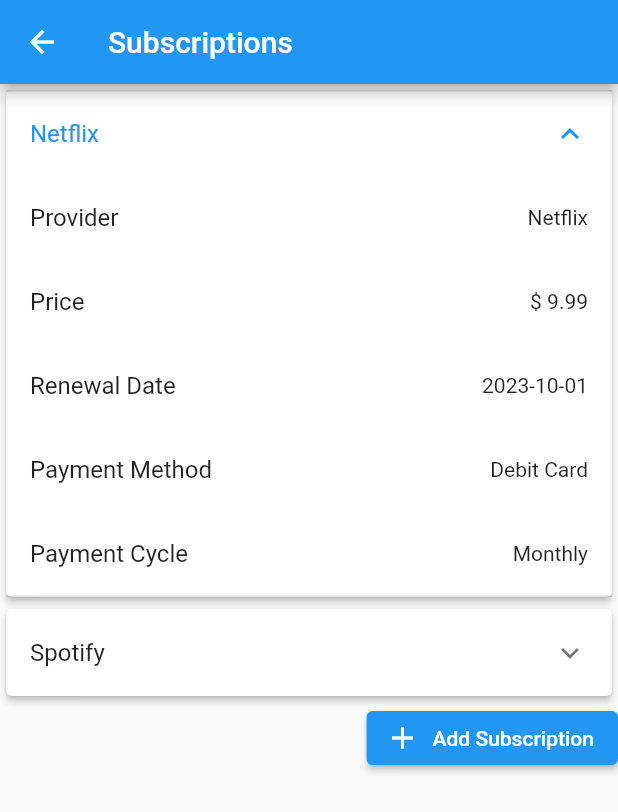
After one commit to dhinogz/sub-control, a Flutter app: the SubControlScreen screen opened directly, after a tap on "Netflix", on a phone screen of 412 x 824 dp. The commit adds this screen. Shown: the top 812 px of the screen. Run offline on Flutter 3.47's test engine with Material 2 defaults, Android fonts, the phone set to English and light mode, and no system bars.

Commit message:
Created subscritpion screen with expandable cards

```diff
--- a/flutter/sub_control_app/lib/screens/login.dart
+++ b/flutter/sub_control_app/lib/screens/login.dart
@@ -1,6 +1,7 @@
 import "package:flutter/material.dart";
 import "package:sub_control_app/screens/password_reset.dart";
 import "package:sub_control_app/screens/signup.dart";
+import "package:sub_control_app/screens/subscriptions.dart";
 import "package:sub_control_app/theme.dart";
 
 import "../widgets/login_form.dart";
@@ -83,7 +84,14 @@ class LogInScreen extends StatelessWidget {
                 const SizedBox(
                   height: 20,
                 ),
-                const PrimaryButton(buttonText: 'Log In'),
+                GestureDetector(
+                    onTap: () => Navigator.push(
+                        context,
+                        PageRouteBuilder(
+                          pageBuilder: (_, __, ___) => const SubControlScreen(),
+                          transitionDuration: Duration.zero,
+                        )),
+                    child: const PrimaryButton(buttonText: 'Log In')),
                 const SizedBox(
                   height: 20,
                 ),
--- /dev/null
+++ b/flutter/sub_control_app/lib/screens/subscriptions.dart
@@ -0,0 +1,70 @@
+import 'package:flutter/material.dart';
+
+import '../widgets/subscription_card.dart';
+
+class SubControlScreen extends StatefulWidget {
+  const SubControlScreen({super.key});
+
+  @override
+  State<SubControlScreen> createState() => _SubControlScreenState();
+}
+
+class _SubControlScreenState extends State<SubControlScreen> {
+  @override
+  Widget build(BuildContext context) {
+    return Scaffold(
+      appBar: AppBar(
+        title: const Text('Subscriptions'),
+      ),
+      body: Column(
+        children: [
+          //dynamic children
+          const Column(
+            children: [
+              SubscriptionCard(
+                provider: 'Netflix',
+                price: 9.99,
+                renewalDate: '2023-10-01',
+                paymentMethod: 'Debit Card',
+                paymentCycle: 'Monthly',
+              ),
+              SubscriptionCard(
+                provider: 'Spotify',
+                price: 4.99,
+                renewalDate: '2024-10-01',
+                paymentMethod: 'Debit Card',
+                paymentCycle: 'Yearly',
+              ),
+            ],
+          ),
+          //create button
+          Row(
+            mainAxisAlignment: MainAxisAlignment.end,
+            children: [
+              ElevatedButton.icon(
+                  onPressed: () => Navigator.pushNamed(context, '/add'),
+                  icon: const Icon(Icons.add),
+                  label: const Text('Add Subscription'))
+            ],
+          )
+          // ListView(shrinkWrap: true, children: const [
+          //   SubscriptionCard(
+          //     provider: 'Netflix',
+          //     price: 9.99,
+          //     renewalDate: '2023-10-01',
+          //     paymentMethod: 'Debit Card',
+          //     paymentCycle: 'Monthly',
+          //   ),
+          //   SubscriptionCard(
+          //     provider: 'Spotify',
+          //     price: 4.99,
+          //     renewalDate: '2024-10-01',
+          //     paymentMethod: 'Debit Card',
+          //     paymentCycle: 'Yearly',
+          //   ),
+          // ]),
+        ],
+      ),
+    );
+  }
+}
--- /dev/null
+++ b/flutter/sub_control_app/lib/widgets/subscription_card.dart
@@ -0,0 +1,51 @@
+import 'package:flutter/material.dart';
+import 'package:sub_control_app/theme.dart';
+
+class SubscriptionCard extends StatelessWidget {
+  const SubscriptionCard(
+      {super.key,
+      required this.provider,
+      required this.price,
+      required this.renewalDate,
+      required this.paymentMethod,
+      required this.paymentCycle});
+
+  final String provider;
+  final double price;
+  final String renewalDate;
+  final String paymentMethod;
+  final String paymentCycle;
+
+  @override
+  Widget build(BuildContext context) {
+    return Column(
+      children: [
+        Card(
+            elevation: 2,
+            color: kWhiteColor,
+            child: ExpansionTile(title: Text(provider), children: [
+              ListTile(
+                title: const Text('Provider'),
+                trailing: Text(provider),
+              ),
+              ListTile(
+                title: const Text('Price'),
+                trailing: Text('\$ $price'),
+              ),
+              ListTile(
+                title: const Text('Renewal Date'),
+                trailing: Text(renewalDate),
+              ),
+              ListTile(
+                title: const Text('Payment Method'),
+                trailing: Text(paymentMethod),
+              ),
+              ListTile(
+                title: const Text('Payment Cycle'),
+                trailing: Text(paymentCycle),
+              ),
+            ])),
+      ],
+    );
+  }
+}
--- a/flutter/sub_control_app/pubspec.yaml
+++ b/flutter/sub_control_app/pubspec.yaml
@@ -36,6 +36,7 @@ dependencies:
   # The following adds the Cupertino Icons font to your application.
   # Use with the CupertinoIcons class for iOS style icons.
   cupertino_icons: ^1.0.2
+  http: ^0.13.6
 
 dev_dependencies:
   flutter_test:
```
Also changed, not shown: flutter/sub_control_app/pubspec.lock, 7 other files.
